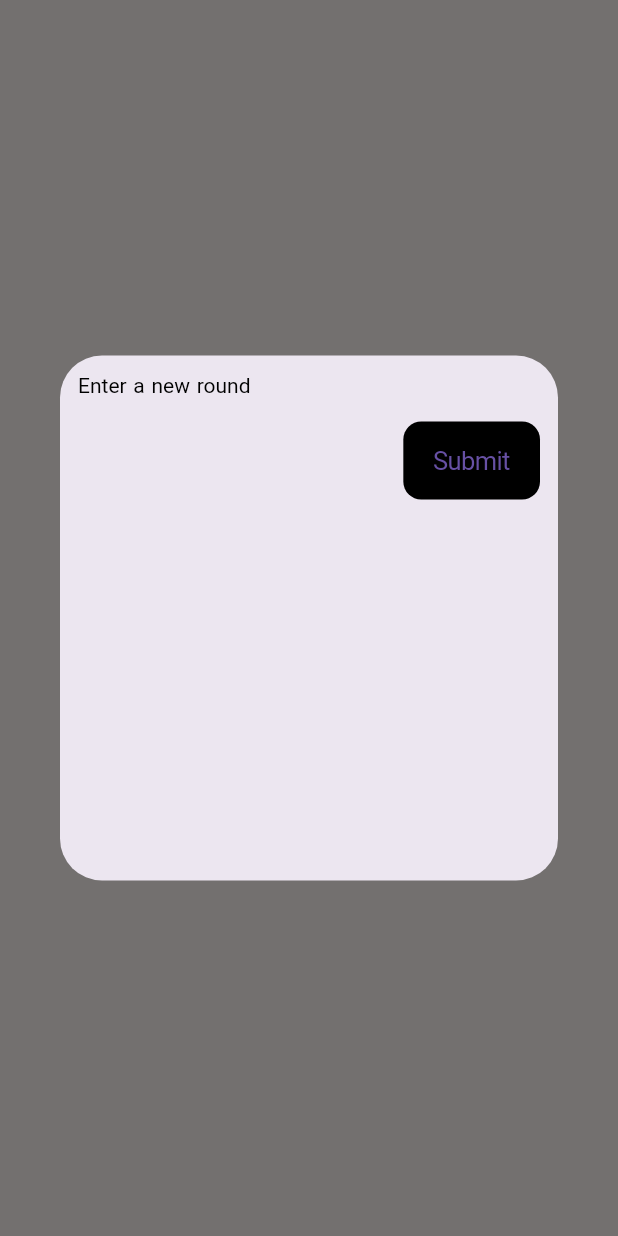
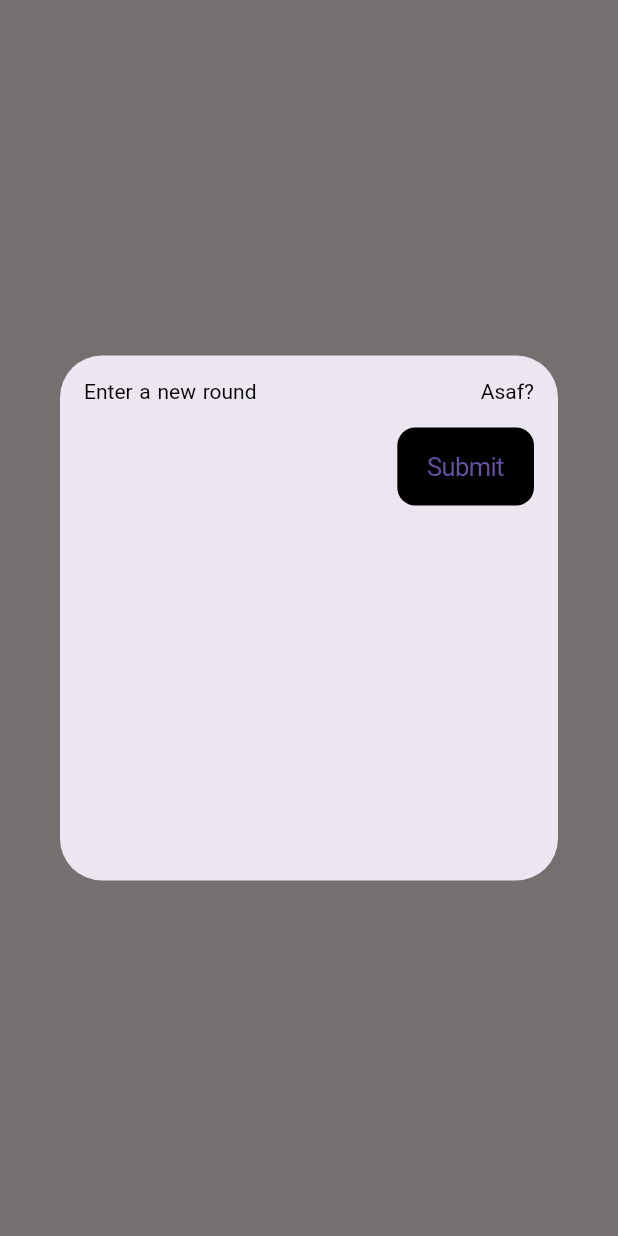
Before and after one commit to amoinier/yaniv_calculator, a Flutter app: what showSimpleModalDialog() shows on an empty page, opened directly with empty values, on a phone screen of 412 x 824 dp. Run offline on Flutter 3.47's test engine with Material 3 defaults, Android fonts, the phone set to English and light mode, and no system bars; our stand-ins replace shared_preferences; accounts and stored records are empty.

Commit message:
fix: add asaf title

```diff
--- a/lib/modal_new_round.dart
+++ b/lib/modal_new_round.dart
@@ -20,10 +20,13 @@ class Yaniv {
             return Dialog(
               child: Container(
                 constraints:
-                    const BoxConstraints(maxHeight: 350, maxWidth: 350),
+                    const BoxConstraints(maxHeight: 350, maxWidth: 400),
                 child: Padding(
-                  padding: const EdgeInsets.all(12.0),
+                  padding: const EdgeInsets.all(16.0),
                   child: ListView(
+                    children: [
+                      Row(
+                        mainAxisAlignment: MainAxisAlignment.spaceBetween,
                         children: [
                           RichText(
                             textAlign: TextAlign.justify,
@@ -36,6 +39,20 @@ class Yaniv {
                                 wordSpacing: 1,
                               ),
                             ),
+                          ),
+                          RichText(
+                            textAlign: TextAlign.justify,
+                            text: const TextSpan(
+                              text: 'Asaf?',
+                              style: TextStyle(
+                                fontWeight: FontWeight.w400,
+                                fontSize: 14,
+                                color: Colors.black,
+                                wordSpacing: 1,
+                              ),
+                            ),
+                          ),
+                        ],
                       ),
                       ...players.asMap().entries.map(
                             (entry) => Row(
@@ -79,13 +96,14 @@ class Yaniv {
                                     return Colors.orange;
                                   }),
                                   value: asafPlayerId == entry.value,
-                                  onChanged: asafPlayerId != null &&
-                                          asafPlayerId != entry.value
-                                      ? null
-                                      : (bool? value) {
+                                  onChanged: (bool? value) {
                                     if (value != null) {
                                       stfSetState(() {
+                                        if (asafPlayerId == entry.value) {
+                                          asafPlayerId = null;
+                                        } else {
                                           asafPlayerId = entry.value;
+                                        }
                                       });
                                     }
                                   },
```
Lines whose indentation alone changed are shown as unchanged.
